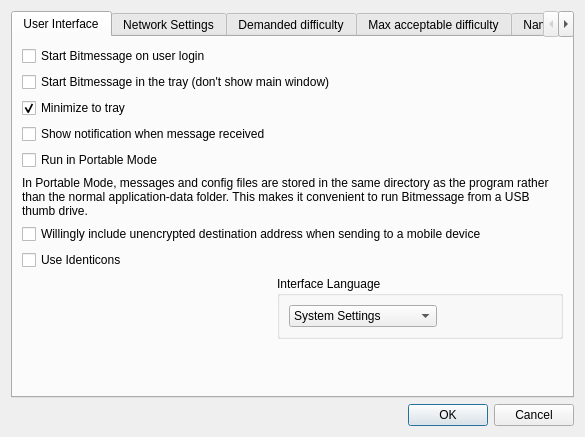
First picture: the form in src/bitmessageqt/settings.ui, repository Bitmessage/PyBitmessage, before the edit.
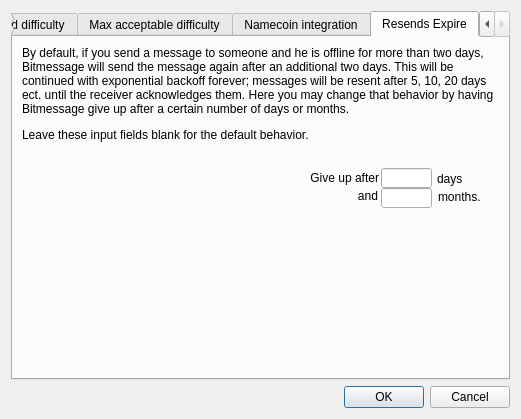
Second picture: the form after the edit. The open tabs and pages were chosen to show the change.

Commit message: further work on 'messages expire' feature

The edit to the form file:
```diff
--- a/src/bitmessageqt/settings.ui
+++ b/src/bitmessageqt/settings.ui
@@ -6,8 +6,8 @@
    <rect>
     <x>0</x>
     <y>0</y>
-    <width>585</width>
-    <height>437</height>
+    <width>521</width>
+    <height>399</height>
    </rect>
   </property>
   <property name="windowTitle">
@@ -742,6 +742,137 @@
        </item>
       </layout>
      </widget>
+     <widget class="QWidget" name="tabResendsExpire">
+      <attribute name="title">
+       <string>Resends Expire</string>
+      </attribute>
+      <layout class="QGridLayout" name="gridLayout_5">
+       <item row="0" column="0" colspan="3">
+        <widget class="QLabel" name="label_7">
+         <property name="text">
+          <string>&lt;html&gt;&lt;head/&gt;&lt;body&gt;&lt;p&gt;By default, if you send a message to someone and he is offline for more than two days, Bitmessage will send the message again after an additional two days. This will be continued with exponential backoff forever; messages will be resent after 5, 10, 20 days ect. until the receiver acknowledges them. Here you may change that behavior by having Bitmessage give up after a certain number of days or months.&lt;/p&gt;&lt;p&gt;Leave these input fields blank for the default behavior. &lt;/p&gt;&lt;/body&gt;&lt;/html&gt;</string>
+         </property>
+         <property name="wordWrap">
+          <bool>true</bool>
+         </property>
+        </widget>
+       </item>
+       <item row="1" column="0">
+        <spacer name="horizontalSpacer_10">
+         <property name="orientation">
+          <enum>Qt::Horizontal</enum>
+         </property>
+         <property name="sizeHint" stdset="0">
+          <size>
+           <width>212</width>
+           <height>20</height>
+          </size>
+         </property>
+        </spacer>
+       </item>
+       <item row="1" column="2">
+        <widget class="QWidget" name="widget" native="true">
+         <property name="minimumSize">
+          <size>
+           <width>231</width>
+           <height>75</height>
+          </size>
+         </property>
+         <widget class="QLabel" name="label_19">
+          <property name="geometry">
+           <rect>
+            <x>10</x>
+            <y>20</y>
+            <width>101</width>
+            <height>20</height>
+           </rect>
+          </property>
+          <property name="text">
+           <string>Give up after</string>
+          </property>
+          <property name="alignment">
+           <set>Qt::AlignRight|Qt::AlignTrailing|Qt::AlignVCenter</set>
+          </property>
+         </widget>
+         <widget class="QLabel" name="label_20">
+          <property name="geometry">
+           <rect>
+            <x>30</x>
+            <y>40</y>
+            <width>80</width>
+            <height>16</height>
+           </rect>
+          </property>
+          <property name="text">
+           <string>and</string>
+          </property>
+          <property name="alignment">
+           <set>Qt::AlignRight|Qt::AlignTrailing|Qt::AlignVCenter</set>
+          </property>
+         </widget>
+         <widget class="QLineEdit" name="lineEditDays">
+          <property name="geometry">
+           <rect>
+            <x>113</x>
+            <y>20</y>
+            <width>51</width>
+            <height>20</height>
+           </rect>
+          </property>
+         </widget>
+         <widget class="QLineEdit" name="lineEditMonths">
+          <property name="geometry">
+           <rect>
+            <x>113</x>
+            <y>40</y>
+            <width>51</width>
+            <height>20</height>
+           </rect>
+          </property>
+         </widget>
+         <widget class="QLabel" name="label_22">
+          <property name="geometry">
+           <rect>
+            <x>169</x>
+            <y>23</y>
+            <width>61</width>
+            <height>16</height>
+           </rect>
+          </property>
+          <property name="text">
+           <string>days</string>
+          </property>
+         </widget>
+         <widget class="QLabel" name="label_23">
+          <property name="geometry">
+           <rect>
+            <x>170</x>
+            <y>41</y>
+            <width>71</width>
+            <height>16</height>
+           </rect>
+          </property>
+          <property name="text">
+           <string>months.</string>
+          </property>
+         </widget>
+        </widget>
+       </item>
+       <item row="2" column="1">
+        <spacer name="verticalSpacer_2">
+         <property name="orientation">
+          <enum>Qt::Vertical</enum>
+         </property>
+         <property name="sizeHint" stdset="0">
+          <size>
+           <width>20</width>
+           <height>129</height>
+          </size>
+         </property>
+        </spacer>
+       </item>
+      </layout>
+     </widget>
     </widget>
    </item>
   </layout>
```
Left out of the diff: 147 changed lines with no effect on the pictures. The commit also changes 3 other files.
